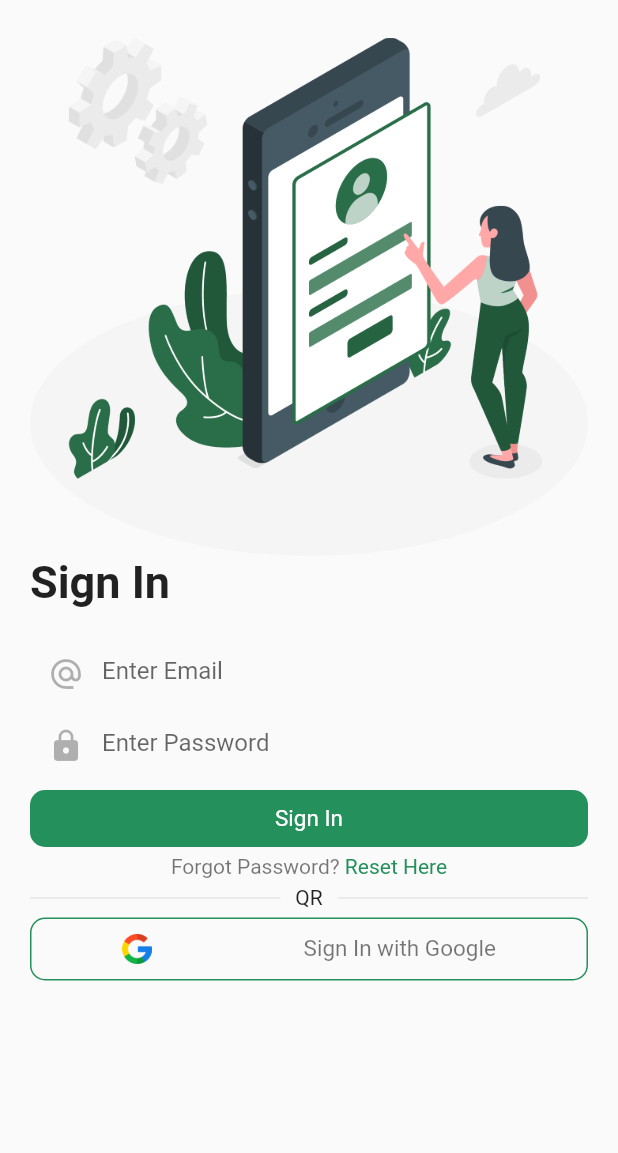
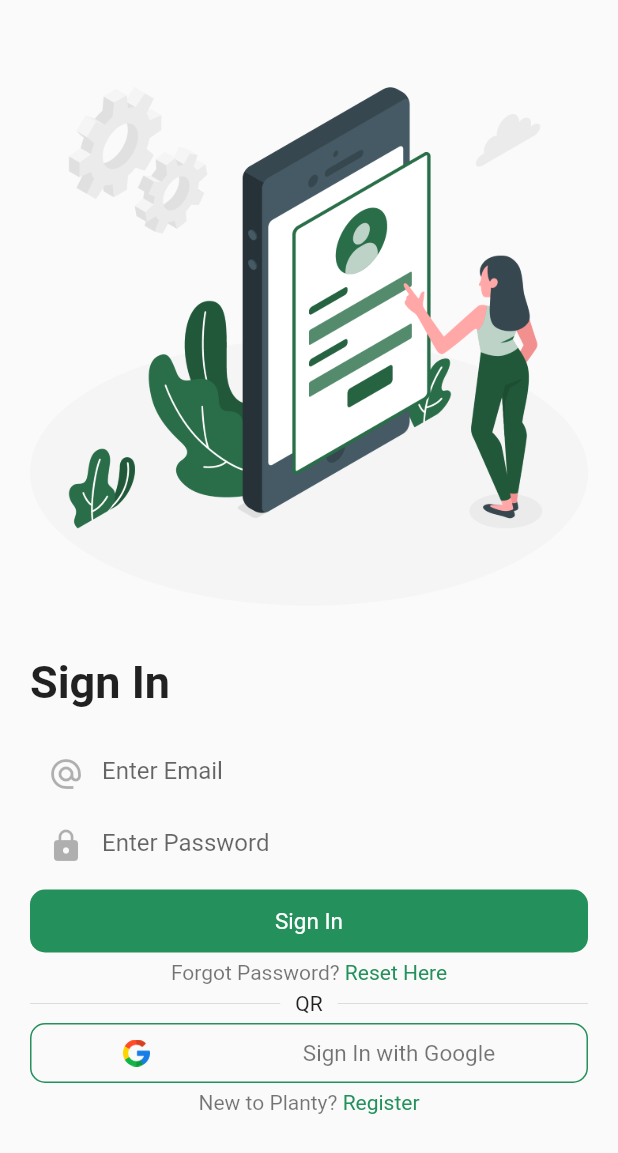
Before and after one commit to RavinduJP/Plant-App, a Flutter app: the SignIn screen opened directly, on a phone screen of 412 x 824 dp. Shown: the top 1153 px of the screen. Run offline on Flutter 3.47's test engine with Material 2 defaults, Android fonts, the phone set to English and light mode, and no system bars; our stand-ins replace animated_bottom_navigation_bar, page_transition.

```diff
--- a/lib/ui/onbording_screen.dart
+++ b/lib/ui/onbording_screen.dart
@@ -1,7 +1,7 @@
 import 'package:flutter/cupertino.dart';
 import 'package:flutter/material.dart';
 import 'package:plant_app/constants.dart';
-import 'signin_page.dart';
+import 'screens/signin_page.dart';
 
 class OnboardingScreen extends StatefulWidget {
   const OnboardingScreen({Key? key}) : super(key: key);
--- a/lib/ui/root_page.dart
+++ b/lib/ui/root_page.dart
@@ -3,7 +3,7 @@ import 'package:flutter/material.dart';
 import 'package:page_transition/page_transition.dart';
 import 'package:plant_app/constants.dart';
 import 'package:plant_app/models/plants.dart';
-import 'package:plant_app/ui/signin_page.dart';
+import 'package:plant_app/ui/screens/signin_page.dart';
 import 'package:plant_app/ui/screens/cart_page.dart';
 import 'package:plant_app/ui/screens/favorite_page.dart';
 import 'package:plant_app/ui/screens/home_page.dart';
--- /dev/null
+++ b/lib/ui/screens/signin_page.dart
@@ -0,0 +1,179 @@
+import 'package:flutter/material.dart';
+import 'package:page_transition/page_transition.dart';
+import 'package:plant_app/constants.dart';
+import 'package:plant_app/ui/root_page.dart';
+import 'package:plant_app/ui/screens/forgot_password.dart';
+
+import 'signup_page.dart';
+import 'widgets/custom_text_field.dart';
+
+class SignIn extends StatelessWidget {
+  const SignIn({Key? key}) : super(key: key);
+
+  @override
+  Widget build(BuildContext context) {
+    Size size = MediaQuery.of(context).size;
+
+    return Scaffold(
+      body: Padding(
+        padding: const EdgeInsets.fromLTRB(20, 25, 20, 0),
+        child: SingleChildScrollView(
+          child: Column(
+            mainAxisAlignment: MainAxisAlignment.start,
+            crossAxisAlignment: CrossAxisAlignment.start,
+            children: [
+              SizedBox(
+                child: Image.asset('assets/images/signin.png'),
+                // color: Colors.red,
+                height: size.height * 0.5,
+              ),
+              const Text(
+                "Sign In",
+                style: TextStyle(
+                  fontSize: 30.0,
+                  fontWeight: FontWeight.w700,
+                ),
+              ),
+              const SizedBox(height: 20.0),
+              const CustomTextField(
+                obscureText: false,
+                hintText: "Enter Email",
+                icon: Icons.alternate_email,
+              ),
+              const CustomTextField(
+                icon: Icons.lock,
+                obscureText: true,
+                hintText: "Enter Password",
+              ),
+              const SizedBox(
+                height: 5.0,
+              ),
+              GestureDetector(
+                onTap: () {
+                  Navigator.pushReplacement(
+                    context,
+                    PageTransition(
+                        child: const RootPage(),
+                        type: PageTransitionType.bottomToTop),
+                  );
+                },
+                child: Container(
+                  width: size.width,
+                  decoration: BoxDecoration(
+                    color: Constants.primaryColor,
+                    borderRadius: BorderRadius.circular(10),
+                  ),
+                  padding:
+                      const EdgeInsets.symmetric(horizontal: 10, vertical: 12),
+                  child: const Center(
+                    child: Text(
+                      "Sign In",
+                      style: TextStyle(
+                        color: Colors.white,
+                        fontSize: 15.0,
+                      ),
+                    ),
+                  ),
+                ),
+              ),
+              const SizedBox(height: 5),
+              GestureDetector(
+                onTap: () {
+                  Navigator.pushReplacement(
+                    context,
+                    PageTransition(
+                        child: const ForgotPassword(),
+                        type: PageTransitionType.bottomToTop),
+                  );
+                },
+                child: Center(
+                  child: Text.rich(
+                    TextSpan(children: [
+                      TextSpan(
+                        text: "Forgot Password? ",
+                        style: TextStyle(
+                          color: Constants.blackColor,
+                        ),
+                      ),
+                      TextSpan(
+                        text: "Reset Here",
+                        style: TextStyle(
+                          color: Constants.primaryColor,
+                        ),
+                      ),
+                    ]),
+                  ),
+                ),
+              ),
+              const SizedBox(height: 5),
+              Row(
+                children: const [
+                  Expanded(child: Divider()),
+                  Padding(
+                    padding: EdgeInsets.symmetric(horizontal: 10),
+                    child: Text("QR"),
+                  ),
+                  Expanded(child: Divider()),
+                ],
+              ),
+              const SizedBox(height: 5),
+              Container(
+                width: size.width,
+                decoration: BoxDecoration(
+                  border: Border.all(color: Constants.primaryColor),
+                  borderRadius: BorderRadius.circular(10),
+                ),
+                padding: const EdgeInsets.symmetric(horizontal: 10, vertical: 10),
+                child: Row(
+                  mainAxisAlignment: MainAxisAlignment.spaceAround,
+                  children: [
+                    SizedBox(
+                      height: 18,
+                      child: Image.asset('assets/images/google.png'),
+                    ),
+                    Text(
+                      "Sign In with Google",
+                      style: TextStyle(
+                        color: Constants.blackColor,
+                        fontSize: 15,
+                      ),
+                    ),
+                  ],
+                ),
+              ),
+              const SizedBox(height: 5),
+              GestureDetector(
+                onTap: () {
+                  Navigator.pushReplacement(
+                    context,
+                    PageTransition(
+                        child: const SignUp(),
+                        type: PageTransitionType.bottomToTop),
+                  );
+                },
+                child: Center(
+                  child: Text.rich(
+                    TextSpan(children: [
+                      TextSpan(
+                        text: "New to Planty? ",
+                        style: TextStyle(
+                          color: Constants.blackColor,
+                        ),
+                      ),
+                      TextSpan(
+                        text: "Register",
+                        style: TextStyle(
+                          color: Constants.primaryColor,
+                        ),
+                      ),
+                    ]),
+                  ),
+                ),
+              ),
+            ],
+          ),
+        ),
+      ),
+    );
+  }
+}
--- a/lib/ui/signin_page.dart
+++ /dev/null
@@ -1,142 +0,0 @@
-import 'package:flutter/material.dart';
-import 'package:page_transition/page_transition.dart';
-import 'package:plant_app/constants.dart';
-import 'package:plant_app/ui/root_page.dart';
-
-import 'screens/widgets/custom_text_field.dart';
-
-class SignIn extends StatelessWidget {
-  const SignIn({Key? key}) : super(key: key);
-
-  @override
-  Widget build(BuildContext context) {
-    Size size = MediaQuery.of(context).size;
-
-    return Scaffold(
-      body: Padding(
-        padding: const EdgeInsets.fromLTRB(20, 25, 20, 0),
-        child: Column(
-          mainAxisAlignment: MainAxisAlignment.start,
-          crossAxisAlignment: CrossAxisAlignment.start,
-          children: [
-            Image.asset('assets/images/signin.png'),
-            const Text(
-              "Sign In",
-              style: TextStyle(
-                fontSize: 30.0,
-                fontWeight: FontWeight.w700,
-              ),
-            ),
-            const SizedBox(height: 20.0),
-            const CustomTextField(
-              obscureText: false,
-              hintText: "Enter Email",
-              icon: Icons.alternate_email,
-            ),
-            CustomTextField(
-              icon: Icons.lock,
-              obscureText: true,
-              hintText: "Enter Password",
-            ),
-            const SizedBox(
-              height: 5.0,
-            ),
-            GestureDetector(
-              onTap: () {
-                Navigator.pushReplacement(
-                  context,
-                  PageTransition(
-                      child: const RootPage(),
-                      type: PageTransitionType.bottomToTop),
-                );
-              },
-              child: Container(
-                width: size.width,
-                decoration: BoxDecoration(
-                  color: Constants.primaryColor,
-                  borderRadius: BorderRadius.circular(10),
-                ),
-                padding:
-                    const EdgeInsets.symmetric(horizontal: 10, vertical: 10),
-                child: const Center(
-                  child: Text(
-                    "Sign In",
-                    style: TextStyle(
-                      color: Colors.white,
-                      fontSize: 15.0,
-                    ),
-                  ),
-                ),
-              ),
-            ),
-            const SizedBox(height: 5),
-            GestureDetector(
-              onTap: () {
-                Navigator.pushReplacement(
-                  context,
-                  PageTransition(
-                      child: const RootPage(),
-                      type: PageTransitionType.bottomToTop),
-                );
-              },
-              child: Center(
-                child: Text.rich(
-                  TextSpan(children: [
-                    TextSpan(
-                      text: "Forgot Password? ",
-                      style: TextStyle(
-                        color: Constants.blackColor,
-                      ),
-                    ),
-                    TextSpan(
-                      text: "Reset Here",
-                      style: TextStyle(
-                        color: Constants.primaryColor,
-                      ),
-                    ),
-                  ]),
-                ),
-              ),
-            ),
-            const SizedBox(height: 5),
-            Row(
-              children: [
-                Expanded(child: Divider()),
-                Padding(
-                  padding: const EdgeInsets.symmetric(horizontal: 10),
-                  child: Text("QR"),
-                ),
-                Expanded(child: Divider()),
-              ],
-            ),
-            const SizedBox(height: 5),
-            Container(
-              width: size.width,
-              decoration: BoxDecoration(
-                border: Border.all(color: Constants.primaryColor),
-                borderRadius: BorderRadius.circular(10),
-              ),
-              padding: const EdgeInsets.symmetric(horizontal: 10, vertical: 10),
-              child: Row(
-                mainAxisAlignment: MainAxisAlignment.spaceAround,
-                children: [
-                  SizedBox(
-                    height: 20,
-                    child: Image.asset('assets/images/google.png'),
-                  ),
-                  Text(
-                    "Sign In with Google",
-                    style: TextStyle(
-                      color: Constants.blackColor,
-                      fontSize: 15,
-                    ),
-                  ),
-                ],
-              ),
-            ),
-          ],
-        ),
-      ),
-    );
-  }
-}
```
Also changed, not shown: lib/ui/screens/forgot_password.dart (added, +97 -0 lines), lib/ui/screens/signup_page.dart (added, +147 -0 lines).
